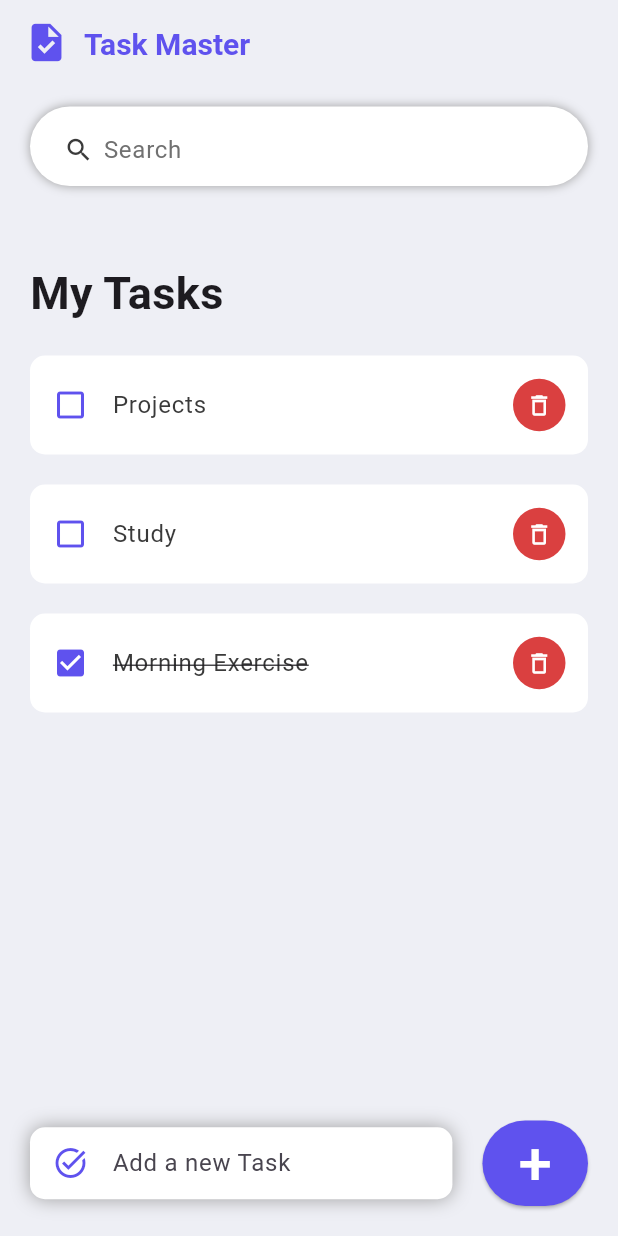
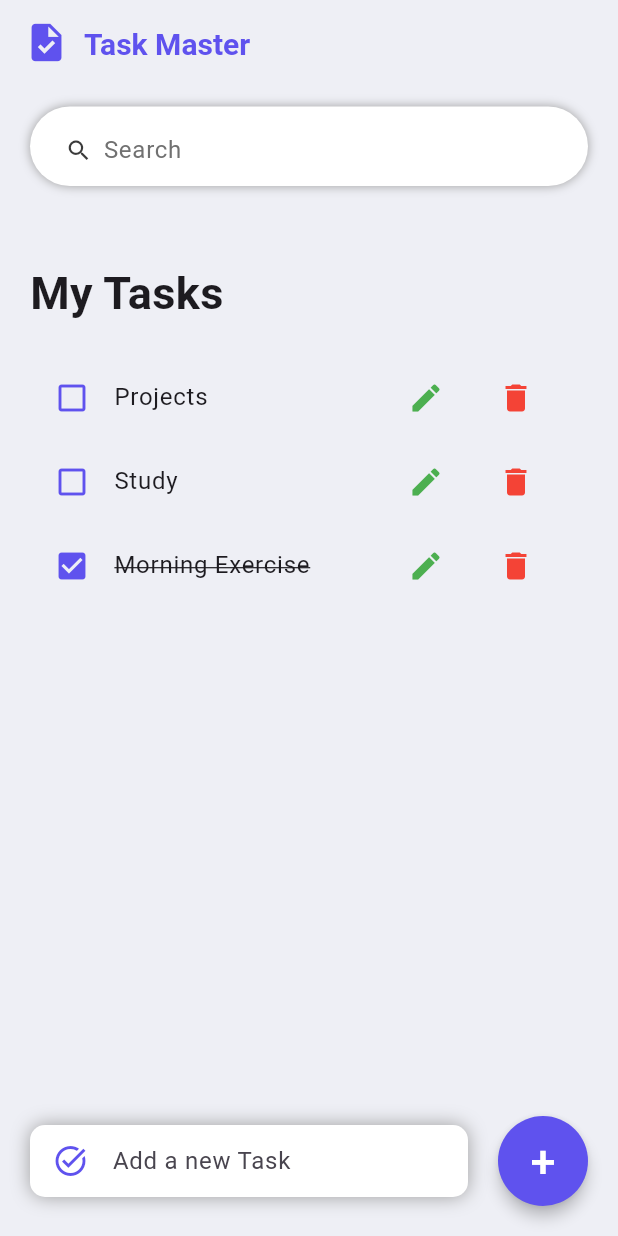
Before and after one commit to SATHVIK-CONNECT/SCT_AD_2, a Flutter app: the screen it shows after launch, on a phone screen of 412 x 824 dp. Run offline on Flutter 3.47's test engine with Material 3 defaults, Android fonts, the phone set to English and light mode, and no system bars.

Commit message:
Files uploaded

```diff
--- a/lib/screens/home.dart
+++ b/lib/screens/home.dart
@@ -55,6 +55,7 @@ class _HomeState extends State<Home> {
                           todo: todo,
                           onToDoChanged: _handleToDoChange,
                           onDeleteItem: _deleteToDoItem,
+                          onEditItem: _editToDoItem,
                         ),
                     ],
                   ),
@@ -83,12 +84,10 @@ class _HomeState extends State<Home> {
                       borderRadius: BorderRadius.circular(10),
                     ),
                     child: TextField(
-
                       controller: _todoController,
                       decoration: InputDecoration(
-                        icon: Icon(Icons.task_alt,color: tdBlue,),
+                        icon: Icon(Icons.task_alt, color: tdBlue),
                         hintText: 'Add a new Task',
-
                         border: InputBorder.none,
                       ),
                     ),
@@ -96,23 +95,31 @@ class _HomeState extends State<Home> {
                 ),
                 Container(
                   margin: EdgeInsets.only(bottom: 20, right: 20),
+                  width: 60,
+                  height: 60,
                   child: ElevatedButton(
-
                     onPressed: () {
                       _addToDoItem(_todoController.text);
                     },
                     style: ElevatedButton.styleFrom(
                       backgroundColor: tdBlue,
-                      minimumSize: Size(50, 50),
-                      elevation: 1,
+                      shape: CircleBorder(),
+                      elevation: 4,
+                      padding: EdgeInsets.zero,
                     ),
-
-                    child: Text('+', style: TextStyle(fontSize: 40, color: Colors.white)),
+                    child: Center(
+                      child: Text(
+                        '+',
+                        style: TextStyle(fontSize: 30, color: Colors.white),
+                      ),
+                    ),
                   ),
                 ),
+
               ],
             ),
           ),
+
         ],
       ),
     );
@@ -150,6 +157,41 @@ class _HomeState extends State<Home> {
     });
   }
 
+  void _editToDoItem(ToDo todo) {
+    final TextEditingController _editController = TextEditingController(text: todo.todoText);
+
+    showDialog(
+      context: context,
+      builder: (BuildContext context) {
+        return AlertDialog(
+          title: Text("Edit Task"),
+          content: TextField(
+            controller: _editController,
+            decoration: InputDecoration(hintText: "Enter updated task"),
+          ),
+          actions: [
+            TextButton(
+              onPressed: () {
+                Navigator.of(context).pop();
+              },
+              child: Text("Cancel"),
+            ),
+            ElevatedButton(
+              onPressed: () {
+                setState(() {
+                  todo.todoText = _editController.text;
+                });
+                Navigator.of(context).pop();
+              },
+              child: Text("Save"),
+            ),
+          ],
+        );
+      },
+    );
+  }
+
+
   void _addToDoItem(String toDo) {
     setState(() {
       todosList.add(
@@ -179,7 +221,7 @@ class _HomeState extends State<Home> {
         onChanged: (value) => _runFilter(value),
         decoration: InputDecoration(
           contentPadding: EdgeInsets.all(0),
-          prefixIcon: Icon(Icons.search, color: tdBlack, size: 20),
+          prefixIcon: Icon(Icons.search, color: tdBlack, size: 18),
           prefixIconConstraints: BoxConstraints(maxHeight: 20, minWidth: 25),
           border: InputBorder.none,
           hintText: 'Search',
--- a/lib/widgets/todo_item.dart
+++ b/lib/widgets/todo_item.dart
@@ -1,62 +1,54 @@
+// todo_item.dart
 import 'package:flutter/material.dart';
+import 'package:todolist/model/todo.dart';
 import 'package:todolist/constants/colors.dart';
-import 'package:todolist/model/todo.dart';
 
 class ToDoItem extends StatelessWidget {
   final ToDo todo;
   final onToDoChanged;
   final onDeleteItem;
+  final Function(ToDo) onEditItem;
 
   const ToDoItem({
     Key? key,
     required this.todo,
     required this.onToDoChanged,
     required this.onDeleteItem,
+    required this.onEditItem,
   }) : super(key: key);
 
   @override
   Widget build(BuildContext context) {
-    return Container(
-      margin: EdgeInsets.only(bottom: 20),
-      child: ListTile(
+    return ListTile(
       onTap: () {
-          // print('Clicked');
         onToDoChanged(todo);
       },
-        shape: RoundedRectangleBorder(borderRadius: BorderRadius.circular(10)),
-        contentPadding: EdgeInsets.symmetric(horizontal: 15, vertical: 5),
-        tileColor: Colors.white,
       leading: Icon(
         todo.isDone ? Icons.check_box : Icons.check_box_outline_blank,
         color: tdBlue,
-
       ),
       title: Text(
-          todo.todoText!,
+        todo.todoText ?? '',
         style: TextStyle(
-            fontSize: 16,
-            color: tdBlack,
           decoration: todo.isDone ? TextDecoration.lineThrough : null,
         ),
       ),
-        trailing: Container(
-          // padding: EdgeInsets.all(0),
-          // margin: EdgeInsets.symmetric(vertical: 12),
-          height: 35,
-          width: 35,
-          decoration: BoxDecoration(
-            color: tdRed,
-            borderRadius: BorderRadius.circular(50),
+      trailing: Wrap(
+        spacing: 12,
+        children: [
+          IconButton(
+            icon: Icon(Icons.edit, color: Colors.green),
+            onPressed: () {
+              onEditItem(todo);
+            },
           ),
-          child: IconButton(
-            color: Colors.white,
-            iconSize: 18,
-            icon: Icon(Icons.delete_outlined),
+          IconButton(
+            icon: Icon(Icons.delete, color: Colors.red),
             onPressed: () {
               onDeleteItem(todo.id);
             },
           ),
-        ),
+        ],
       ),
     );
   }
```
Lines whose indentation alone changed are shown as unchanged.
